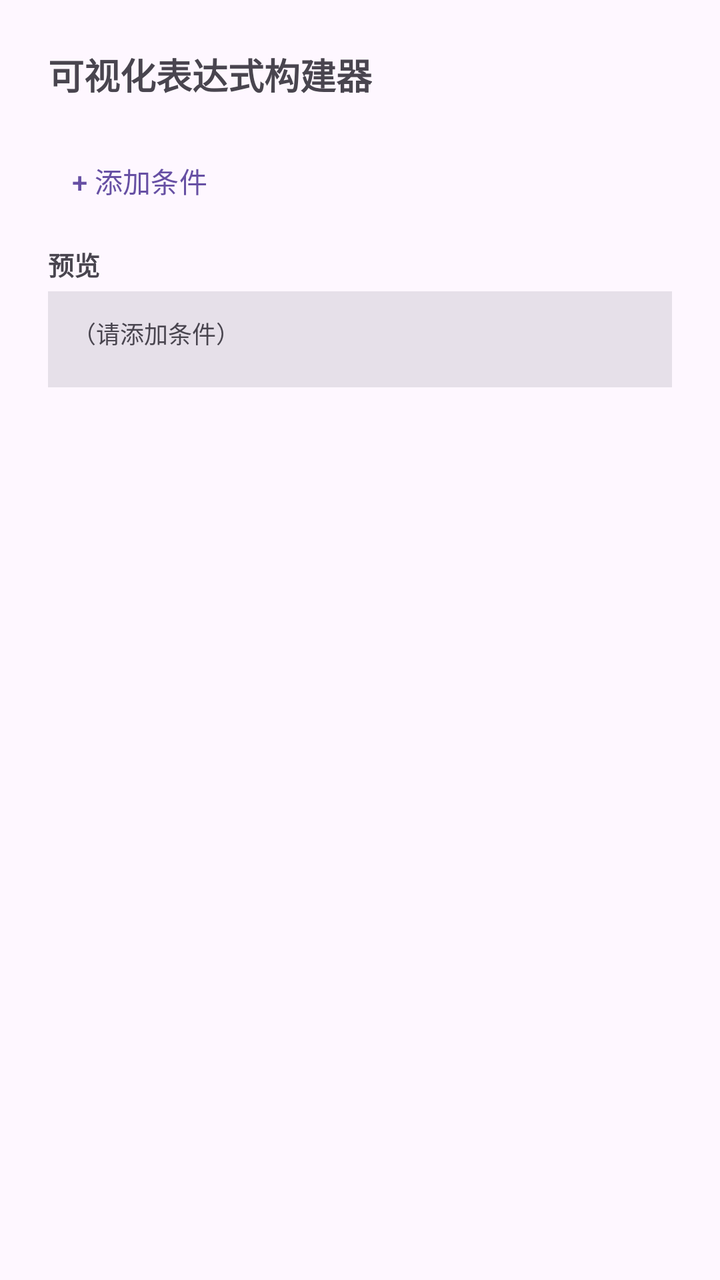
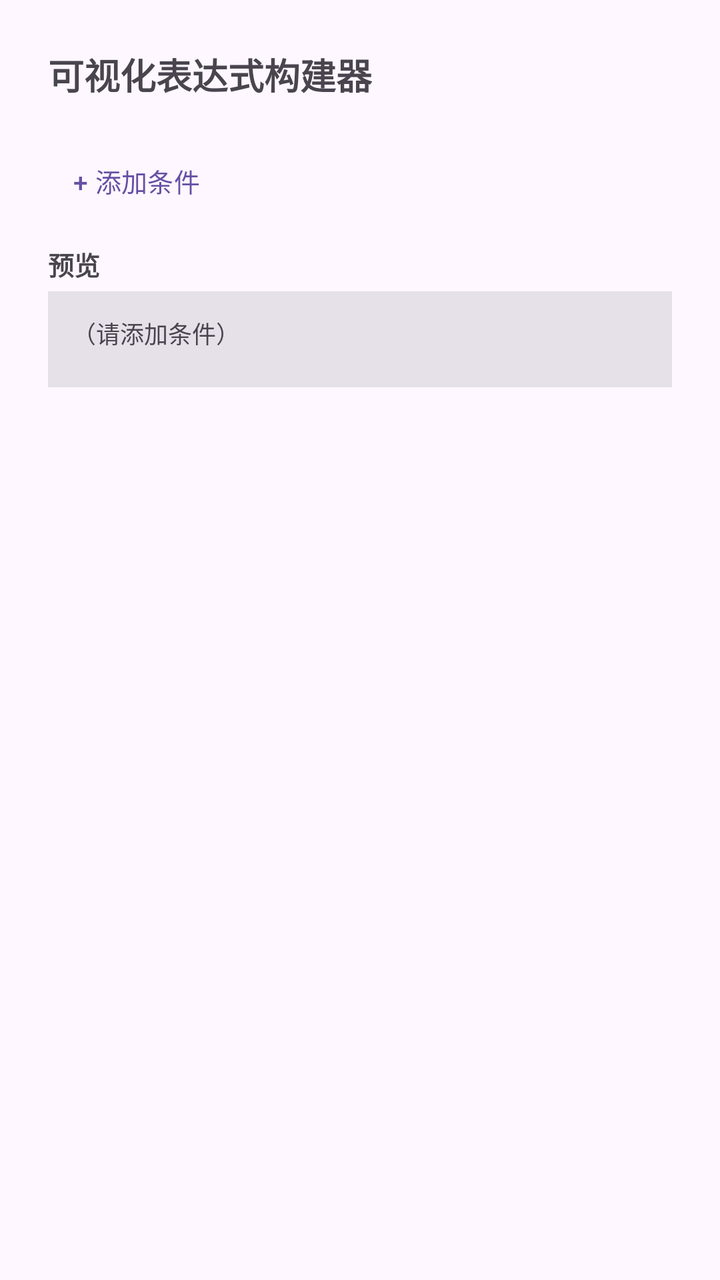

Before-and-after screenshots of an Android layout around one commit, followed by the original layout XML and the change that was made.
<!-- AndroidManifest.xml: application theme AppTheme -->
<!-- res/layout/dialog_waf_expression.xml -->
<?xml version="1.0" encoding="utf-8"?>
<ScrollView xmlns:android="http://schemas.android.com/apk/res/android"
    android:layout_width="match_parent"
    android:layout_height="wrap_content"
    android:maxHeight="600dp">

    <LinearLayout
        android:layout_width="match_parent"
        android:layout_height="wrap_content"
        android:orientation="vertical"
        android:padding="24dp">

        <TextView
            android:layout_width="wrap_content"
            android:layout_height="wrap_content"
            android:text="可视化表达式构建器"
            android:textSize="18sp"
            android:textStyle="bold"
            android:layout_marginBottom="16dp" />

        
        <LinearLayout
            android:id="@+id/conditionsContainer"
            android:layout_width="match_parent"
            android:layout_height="wrap_content"
            android:orientation="vertical" />

        <com.google.android.material.button.MaterialButton
            android:id="@+id/addConditionBtn"
            style="@style/Widget.Material3.Button.TextButton"
            android:layout_width="wrap_content"
            android:layout_height="wrap_content"
            android:text="+ 添加条件"
            android:layout_marginBottom="8dp" />

        
        <LinearLayout
            android:id="@+id/logicSwitchRow"
            android:layout_width="match_parent"
            android:layout_height="wrap_content"
            android:orientation="horizontal"
            android:gravity="center_vertical"
            android:layout_marginBottom="12dp"
            android:visibility="gone">

            <com.google.android.material.chip.ChipGroup
                android:id="@+id/logicChipGroup"
                android:layout_width="wrap_content"
                android:layout_height="wrap_content"
                app:singleSelection="true"
                xmlns:app="http://schemas.android.com/apk/res-auto">

                <com.google.android.material.chip.Chip
                    android:id="@+id/andChip"
                    android:layout_width="wrap_content"
                    android:layout_height="wrap_content"
                    android:text="AND (全部满足)"
                    style="@style/Widget.Material3.Chip.Filter" />

                <com.google.android.material.chip.Chip
                    android:id="@+id/orChip"
                    android:layout_width="wrap_content"
                    android:layout_height="wrap_content"
                    android:text="OR (任一满足)"
                    style="@style/Widget.Material3.Chip.Filter" />
            </com.google.android.material.chip.ChipGroup>
        </LinearLayout>

        
        <TextView
            android:layout_width="wrap_content"
            android:layout_height="wrap_content"
            android:text="预览"
            android:textSize="13sp"
            android:textStyle="bold"
            android:layout_marginBottom="4dp" />

        <TextView
            android:id="@+id/previewText"
            android:layout_width="match_parent"
            android:layout_height="wrap_content"
            android:fontFamily="monospace"
            android:textSize="12sp"
            android:background="?attr/colorSurfaceContainerHighest"
            android:padding="12dp"
            android:text="（请添加条件）"
            android:minHeight="48dp" />

    </LinearLayout>
</ScrollView>
<!-- resources referenced by this layout -->
<resources>
  <style name="AppTheme" parent="Base.AppTheme" />
  <style name="Base.AppTheme" parent="Theme.Material3.DayNight.NoActionBar">
      
      
    </style>
</resources>

<!-- the commit's change to res/layout/dialog_waf_expression.xml (unified diff, before → after) -->
@@ -13,7 +13,7 @@
         <TextView
             android:layout_width="wrap_content"
             android:layout_height="wrap_content"
-            android:text="可视化表达式构建器"
+            android:text="@string/waf_expression_builder_title"
             android:textSize="18sp"
             android:textStyle="bold"
             android:layout_marginBottom="16dp" />
@@ -30,7 +30,7 @@
             style="@style/Widget.Material3.Button.TextButton"
             android:layout_width="wrap_content"
             android:layout_height="wrap_content"
-            android:text="+ 添加条件"
+            android:text="@string/snippet_add_condition"
             android:layout_marginBottom="8dp" />
 
         
@@ -54,14 +54,14 @@
                     android:id="@+id/andChip"
                     android:layout_width="wrap_content"
                     android:layout_height="wrap_content"
-                    android:text="AND (全部满足)"
+                    android:text="@string/snippet_logic_and"
                     style="@style/Widget.Material3.Chip.Filter" />
 
                 <com.google.android.material.chip.Chip
                     android:id="@+id/orChip"
                     android:layout_width="wrap_content"
                     android:layout_height="wrap_content"
-                    android:text="OR (任一满足)"
+                    android:text="@string/snippet_logic_or"
                     style="@style/Widget.Material3.Chip.Filter" />
             </com.google.android.material.chip.ChipGroup>
         </LinearLayout>
@@ -70,7 +70,7 @@
         <TextView
             android:layout_width="wrap_content"
             android:layout_height="wrap_content"
-            android:text="预览"
+            android:text="@string/waf_preview"
             android:textSize="13sp"
             android:textStyle="bold"
             android:layout_marginBottom="4dp" />
@@ -83,7 +83,7 @@
             android:textSize="12sp"
             android:background="?attr/colorSurfaceContainerHighest"
             android:padding="12dp"
-            android:text="（请添加条件）"
+            android:text="@string/snippet_please_add_condition"
             android:minHeight="48dp" />
 
     </LinearLayout>
<!-- resource entries referenced after the edit -->
@@ -1,9 +1,58 @@
 <!-- resources referenced by this layout -->
 <resources>
+  <string name="snippet_add_condition">+ 添加条件</string>
+  <string name="snippet_logic_and">AND (全部满足)</string>
+  <string name="snippet_logic_or">OR (任一满足)</string>
+  <string name="snippet_please_add_condition">（请添加条件）</string>
+  <string name="waf_expression_builder_title">可视化表达式构建器</string>
+  <string name="waf_preview">预览</string>
   <style name="AppTheme" parent="Base.AppTheme" />
   <style name="Base.AppTheme" parent="Theme.Material3.DayNight.NoActionBar">
       
       
+  
+      
+      <item name="android:textViewStyle">@style/AppTextView</item>
+      <item name="android:buttonStyle">@style/AppButton</item>
+      <item name="materialButtonStyle">@style/AppMaterialButton</item>
+      <item name="chipStyle">@style/AppChip</item>
     </style>
+  <style name="AppTextView" parent="@android:style/Widget.DeviceDefault.TextView">
+      <item name="android:breakStrategy">simple</item>
+      <item name="android:hyphenationFrequency">full</item>
+      <item name="android:ellipsize">end</item>
+      <item name="android:justificationMode">inter_word</item>
+      <item name="android:textIsSelectable">false</item>
+    </style>
+  <style name="AppButton" parent="Widget.Material3.Button">
+      <item name="android:minHeight">@dimen/app_button_min_height</item>
+      <item name="android:minWidth">@dimen/app_button_min_width</item>
+      <item name="android:maxLines">2</item>
+      <item name="android:ellipsize">end</item>
+      <item name="android:paddingStart">@dimen/app_button_padding_h</item>
+      <item name="android:paddingEnd">@dimen/app_button_padding_h</item>
+      <item name="android:breakStrategy">simple</item>
+      <item name="android:hyphenationFrequency">full</item>
+      <item name="android:textSize">@dimen/app_button_text_size</item>
+    </style>
+  <style name="AppMaterialButton" parent="Widget.Material3.Button">
+      <item name="android:minHeight">@dimen/app_button_min_height</item>
+      <item name="android:minWidth">@dimen/app_button_min_width</item>
+      <item name="android:maxLines">2</item>
+      <item name="android:ellipsize">end</item>
+      <item name="android:paddingStart">@dimen/app_button_padding_h</item>
+      <item name="android:paddingEnd">@dimen/app_button_padding_h</item>
+      <item name="android:breakStrategy">simple</item>
+      <item name="android:hyphenationFrequency">full</item>
+      <item name="android:textAllCaps">false</item>
+      <item name="android:textSize">@dimen/app_button_text_size</item>
+    </style>
+  <style name="AppChip" parent="Widget.Material3.Chip.Assist">
+      <item name="android:textIsSelectable">false</item>
+    </style>
+  <dimen name="app_button_min_height">48dp</dimen>
+  <dimen name="app_button_min_width">112dp</dimen>
+  <dimen name="app_button_padding_h">10dp</dimen>
+  <dimen name="app_button_text_size">13sp</dimen>
 </resources>
 
